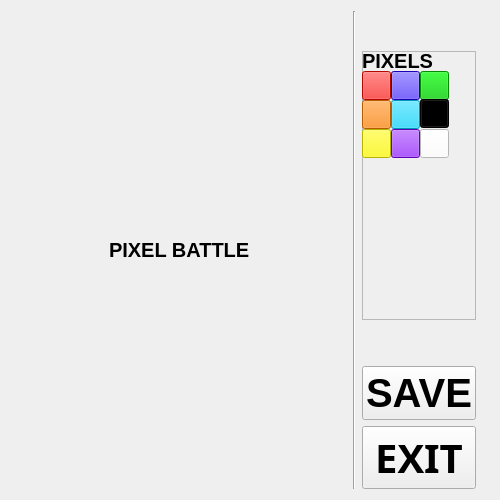
Above: client/design/game.ui from RafaelKhammadeev/SemesterWorkExtremePixelBattle before the change. Below: the same form after it.
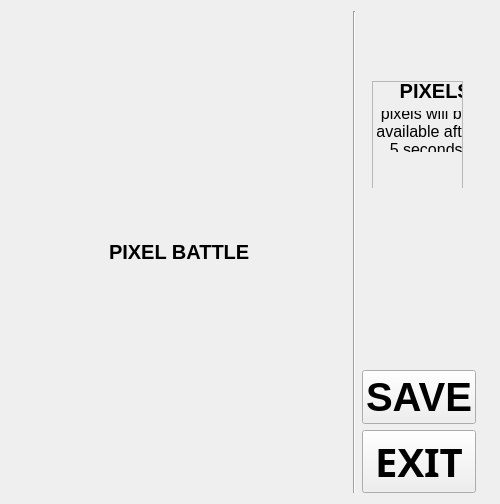
That is the form after the change. The open tabs and pages were chosen to show the change.

Commit message: add server and backend client from lesson, and do block buttons

Patch:
```diff
--- a/client/design/game.ui
+++ b/client/design/game.ui
@@ -7,7 +7,7 @@
     <x>0</x>
     <y>0</y>
     <width>500</width>
-    <height>500</height>
+    <height>504</height>
    </rect>
   </property>
   <property name="windowTitle">
@@ -119,7 +119,20 @@
       </spacer>
      </item>
      <item>
-      <widget class="QFrame" name="frame">
+      <widget class="QStackedWidget" name="stackedWidget">
+       <property name="currentIndex">
+        <number>0</number>
+       </property>
+       <widget class="QWidget" name="page_5">
+        <widget class="QFrame" name="btn_color_frame">
+         <property name="geometry">
+          <rect>
+           <x>10</x>
+           <y>30</y>
+           <width>91</width>
+           <height>111</height>
+          </rect>
+         </property>
        <property name="sizePolicy">
         <sizepolicy hsizetype="Ignored" vsizetype="Preferred">
          <horstretch>0</horstretch>
@@ -135,7 +148,7 @@
        <widget class="QPushButton" name="btn_red">
         <property name="geometry">
          <rect>
-          <x>0</x>
+            <x>2</x>
           <y>20</y>
           <width>29</width>
           <height>29</height>
@@ -157,7 +170,7 @@
        <widget class="QPushButton" name="btn_blue">
         <property name="geometry">
          <rect>
-          <x>29</x>
+            <x>31</x>
           <y>20</y>
           <width>29</width>
           <height>29</height>
@@ -180,7 +193,7 @@
        <widget class="QPushButton" name="btn_green">
         <property name="geometry">
          <rect>
-          <x>58</x>
+            <x>60</x>
           <y>20</y>
           <width>29</width>
           <height>29</height>
@@ -216,13 +229,13 @@
          </font>
         </property>
         <property name="text">
-         <string>PIXELS</string>
+           <string>     PIXELS</string>
         </property>
        </widget>
        <widget class="QPushButton" name="btn_orange">
         <property name="geometry">
          <rect>
-          <x>0</x>
+            <x>2</x>
           <y>49</y>
           <width>29</width>
           <height>29</height>
@@ -244,7 +257,7 @@
        <widget class="QPushButton" name="btn_light_blue">
         <property name="geometry">
          <rect>
-          <x>29</x>
+            <x>31</x>
           <y>49</y>
           <width>29</width>
           <height>29</height>
@@ -266,7 +279,7 @@
        <widget class="QPushButton" name="btn_black">
         <property name="geometry">
          <rect>
-          <x>58</x>
+            <x>60</x>
           <y>48</y>
           <width>29</width>
           <height>29</height>
@@ -288,7 +301,7 @@
        <widget class="QPushButton" name="btn_yellow">
         <property name="geometry">
          <rect>
-          <x>0</x>
+            <x>2</x>
           <y>78</y>
           <width>29</width>
           <height>29</height>
@@ -310,7 +323,7 @@
        <widget class="QPushButton" name="btn_purple">
         <property name="geometry">
          <rect>
-          <x>29</x>
+            <x>31</x>
           <y>78</y>
           <width>29</width>
           <height>29</height>
@@ -332,7 +345,7 @@
        <widget class="QPushButton" name="btn_white">
         <property name="geometry">
          <rect>
-          <x>58</x>
+            <x>60</x>
           <y>78</y>
           <width>29</width>
           <height>29</height>
@@ -352,6 +365,77 @@
         </property>
        </widget>
       </widget>
+       </widget>
+       <widget class="QWidget" name="page_6">
+        <widget class="QFrame" name="block_frame">
+         <property name="geometry">
+          <rect>
+           <x>10</x>
+           <y>30</y>
+           <width>91</width>
+           <height>111</height>
+          </rect>
+         </property>
+         <property name="sizePolicy">
+          <sizepolicy hsizetype="Ignored" vsizetype="Preferred">
+           <horstretch>0</horstretch>
+           <verstretch>0</verstretch>
+          </sizepolicy>
+         </property>
+         <property name="frameShape">
+          <enum>QFrame::StyledPanel</enum>
+         </property>
+         <property name="frameShadow">
+          <enum>QFrame::Raised</enum>
+         </property>
+         <widget class="QLabel" name="label_3">
+          <property name="geometry">
+           <rect>
+            <x>0</x>
+            <y>0</y>
+            <width>90</width>
+            <height>20</height>
+           </rect>
+          </property>
+          <property name="font">
+           <font>
+            <pointsize>15</pointsize>
+            <weight>75</weight>
+            <bold>true</bold>
+           </font>
+          </property>
+          <property name="text">
+           <string>     PIXELS</string>
+          </property>
+         </widget>
+         <widget class="QLabel" name="label_4">
+          <property name="enabled">
+           <bool>true</bool>
+          </property>
+          <property name="geometry">
+           <rect>
+            <x>0</x>
+            <y>30</y>
+            <width>90</width>
+            <height>41</height>
+           </rect>
+          </property>
+          <property name="font">
+           <font>
+            <pointsize>12</pointsize>
+            <weight>50</weight>
+            <bold>false</bold>
+           </font>
+          </property>
+          <property name="text">
+           <string>  pixels will be 
+ available after 
+    5 seconds</string>
+          </property>
+         </widget>
+        </widget>
+       </widget>
+      </widget>
      </item>
      <item>
       <spacer name="verticalSpacer">
@@ -369,6 +453,19 @@
        </property>
       </spacer>
      </item>
+     <item>
+      <spacer name="verticalSpacer_3">
+       <property name="orientation">
+        <enum>Qt::Vertical</enum>
+       </property>
+       <property name="sizeHint" stdset="0">
+        <size>
+         <width>20</width>
+         <height>40</height>
+        </size>
+       </property>
+      </spacer>
+     </item>
      <item>
       <widget class="QPushButton" name="btn_save">
        <property name="font">
```
Lines whose indentation alone changed are shown as unchanged. The commit also changes 4 other files.
